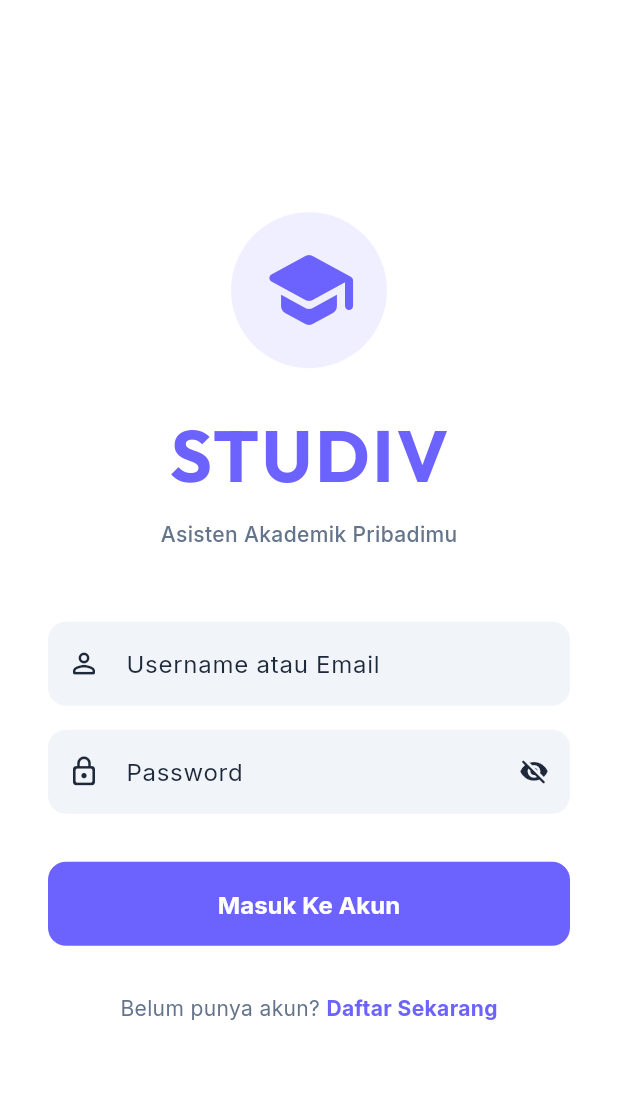
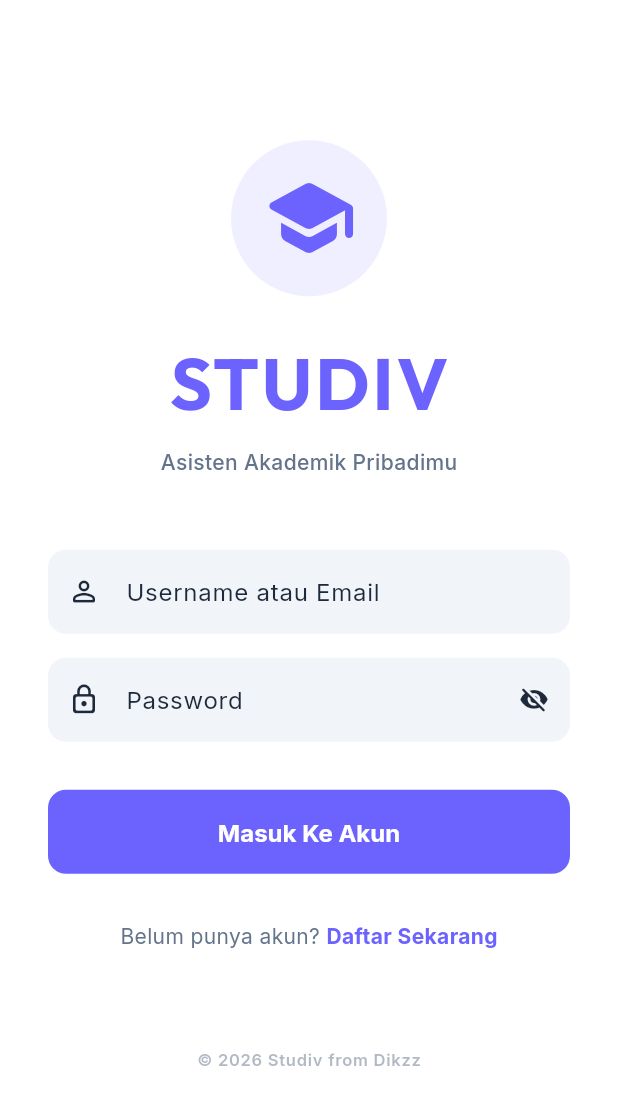
Before and after one commit to mohdikrullah/Studiv, a Flutter app: the screen it shows after launch, on a phone screen of 412 x 824 dp. Shown: the top 1105 px of the screen. Run offline on Flutter 3.47's test engine with Material 3 defaults, Android fonts, the light colour scheme and no system bars; our stand-ins replace dio, google_fonts, hive, hive_flutter, image_picker, shared_preferences; accounts and stored records are empty.

Commit message:
ui: tambah hak cipta Studiv pada halaman login dan profil

```diff
--- a/lib/screens/auth/login_screen.dart
+++ b/lib/screens/auth/login_screen.dart
@@ -174,6 +174,17 @@ class _LoginScreenState extends State<LoginScreen> {
                       ),
                     ],
                   ),
+                  const SizedBox(height: 64),
+                  Text(
+                    '© 2026 Studiv from Dikzz',
+                    style: GoogleFonts.inter(
+                      fontSize: 11,
+                      fontWeight: FontWeight.w600,
+                      color: AppTheme.slateGray.withOpacity(0.5),
+                      letterSpacing: 0.5,
+                    ),
+                  ),
+                  const SizedBox(height: 16),
                 ],
               ),
             ),
```
Also changed, not shown: lib/screens/profile/profile_screen.dart (+26 -0 lines).
